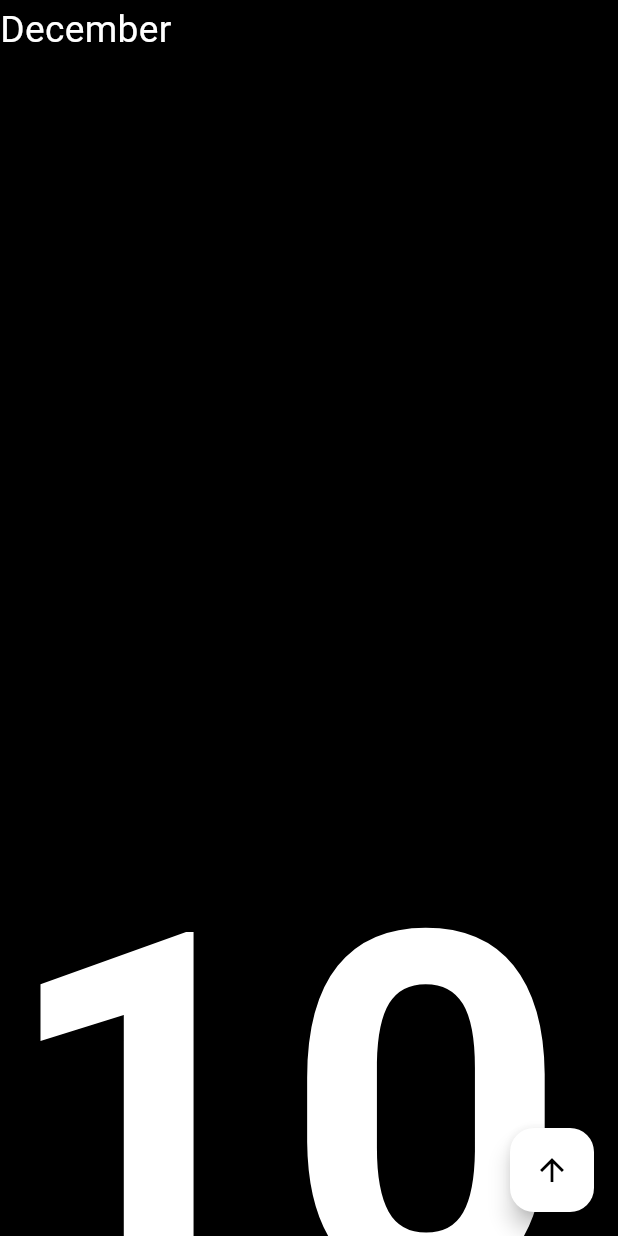
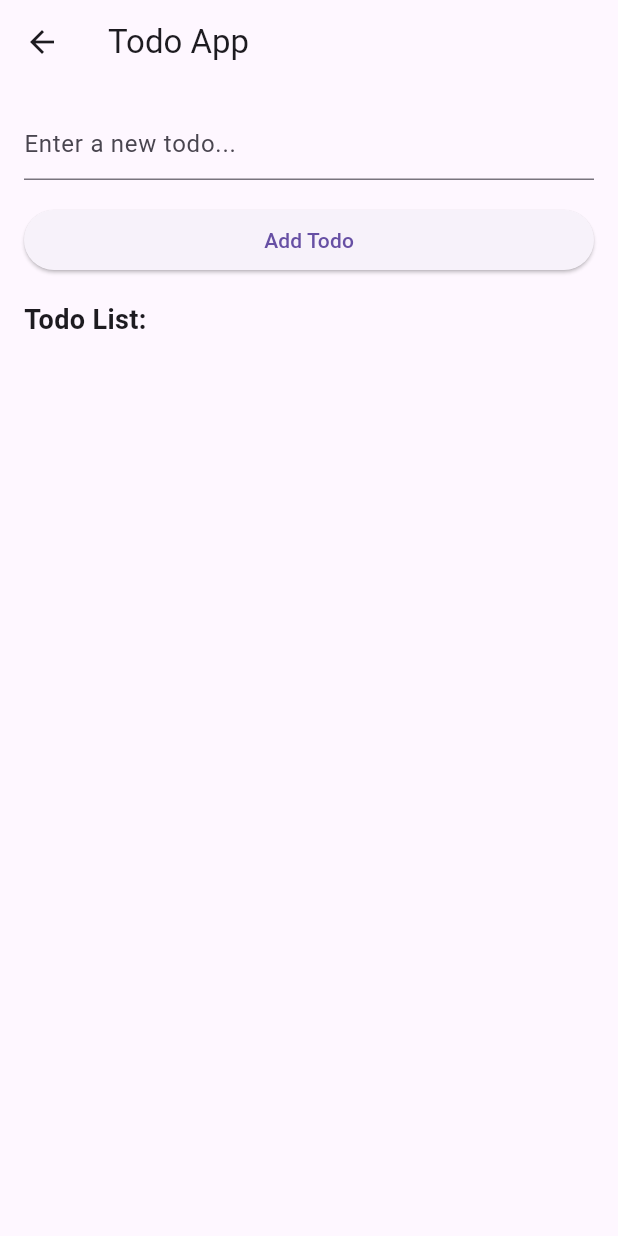
Before and after one commit to fidelmak/digitalclock, a Flutter app: the screen it shows after launch, after a tap on the "arrow upward" icon, on a phone screen of 412 x 824 dp. Run offline on Flutter 3.47's test engine with Material 3 defaults, Android fonts, the phone set to English and light mode, and no system bars.

Commit message:
Changes to be committed: 	new file:   lib/calender.dart

```diff
--- /dev/null
+++ b/lib/calender.dart
@@ -0,0 +1,81 @@
+import 'package:flutter/material.dart';
+import 'package:flutter/widgets.dart';
+
+class TodoApp extends StatefulWidget {
+  @override
+  _TodoAppState createState() => _TodoAppState();
+}
+
+class _TodoAppState extends State<TodoApp> {
+  List<String> todos = [];
+
+  TextEditingController todoController = TextEditingController();
+
+  @override
+  Widget build(BuildContext context) {
+    return Scaffold(
+      appBar: AppBar(
+        title: Text('Todo App'),
+      ),
+      body: Padding(
+        padding: const EdgeInsets.all(16.0),
+        child: Column(
+          crossAxisAlignment: CrossAxisAlignment.stretch,
+          children: [
+            TextField(
+              controller: todoController,
+              decoration: InputDecoration(
+                hintText: 'Enter a new todo...',
+              ),
+            ),
+            SizedBox(height: 16.0),
+            ElevatedButton(
+              onPressed: () {
+                addTodo();
+              },
+              child: Text('Add Todo'),
+            ),
+            SizedBox(height: 16.0),
+            Text(
+              'Todo List:',
+              style: TextStyle(fontSize: 18, fontWeight: FontWeight.bold),
+            ),
+            SizedBox(height: 8.0),
+            Expanded(
+              child: ListView.builder(
+                itemCount: todos.length,
+                itemBuilder: (context, index) {
+                  return ListTile(
+                    title: Text(todos[index]),
+                    trailing: IconButton(
+                      icon: Icon(Icons.delete),
+                      onPressed: () {
+                        deleteTodo(index);
+                      },
+                    ),
+                  );
+                },
+              ),
+            ),
+          ],
+        ),
+      ),
+    );
+  }
+
+  void addTodo() {
+    String newTodo = todoController.text.trim();
+    if (newTodo.isNotEmpty) {
+      setState(() {
+        todos.add(newTodo);
+        todoController.clear();
+      });
+    }
+  }
+
+  void deleteTodo(int index) {
+    setState(() {
+      todos.removeAt(index);
+    });
+  }
+}
--- a/lib/main.dart
+++ b/lib/main.dart
@@ -1,6 +1,8 @@
 import 'dart:async';
 
 import 'package:flutter/material.dart';
+
+import 'calender.dart';
 
 void main() {
   runApp(const MyApp());
@@ -105,12 +107,15 @@ class _HomePageState extends State<HomePage> {
 
   @override
   Widget build(BuildContext context) {
-    double size = MediaQuery.of(context).size.width;
+    double size = MediaQuery.of(context).size.height;
     return Scaffold(
       floatingActionButton: FloatingActionButton(
         backgroundColor: Colors.white,
         hoverColor: Colors.red,
-        onPressed: () {},
+        onPressed: () {
+          Navigator.push(
+              context, MaterialPageRoute(builder: (context) => TodoApp()));
+        },
         child: const Icon(
           Icons.arrow_upward_sharp,
           color: Colors.black,
@@ -119,6 +124,7 @@ class _HomePageState extends State<HomePage> {
       backgroundColor: Colors.black,
       body: SafeArea(
         child: SingleChildScrollView(
+          child: Center(
             child: Column(
               //crossAxisAlignment: CrossAxisAlignment.center,
               mainAxisAlignment: MainAxisAlignment.center,
@@ -131,7 +137,7 @@ class _HomePageState extends State<HomePage> {
                       "${getMonth()}",
                       style: TextStyle(
                         color: Colors.white,
-                      fontSize: size * .06,
+                        fontSize: size * .05,
                       ),
                     ),
                   ],
@@ -140,7 +146,7 @@ class _HomePageState extends State<HomePage> {
                   " ${currentTime.hour}",
                   style: TextStyle(
                     color: Colors.white,
-                  fontSize: size * .8,
+                    fontSize: size * .3,
                     fontWeight: FontWeight.bold,
                   ),
                 ),
@@ -149,10 +155,10 @@ class _HomePageState extends State<HomePage> {
                   mainAxisAlignment: MainAxisAlignment.center,
                   children: [
                     Text(
-                    " 0${currentTime.minute}",
+                      " ${currentTime.minute}",
                       style: TextStyle(
                         color: Colors.white,
-                      fontSize: size * .6,
+                        fontSize: size * .3,
                         fontWeight: FontWeight.bold,
                       ),
                     ),
@@ -160,7 +166,7 @@ class _HomePageState extends State<HomePage> {
                       "${currentTime.second} s",
                       style: TextStyle(
                         color: Colors.white,
-                      fontSize: size * .04,
+                        fontSize: size * .02,
                         fontStyle: FontStyle.italic,
                       ),
                     ),
@@ -170,7 +176,7 @@ class _HomePageState extends State<HomePage> {
                   "${days()}, $year",
                   style: TextStyle(
                     color: Colors.white,
-                  fontSize: size * .04,
+                    fontSize: size * .03,
                     fontWeight: FontWeight.bold,
                   ),
                 ),
@@ -178,6 +184,7 @@ class _HomePageState extends State<HomePage> {
             ),
           ),
         ),
+      ),
     );
   }
 }
--- a/pubspec.yaml
+++ b/pubspec.yaml
@@ -35,6 +35,8 @@ dependencies:
   # The following adds the Cupertino Icons font to your application.
   # Use with the CupertinoIcons class for iOS style icons.
   cupertino_icons: ^1.0.2
+  intl: ^0.18.1
+  table_calendar: ^3.0.9
 
 dev_dependencies:
   flutter_test:
```
Also changed, not shown: pubspec.lock. Lines whose indentation alone changed are shown as unchanged.
